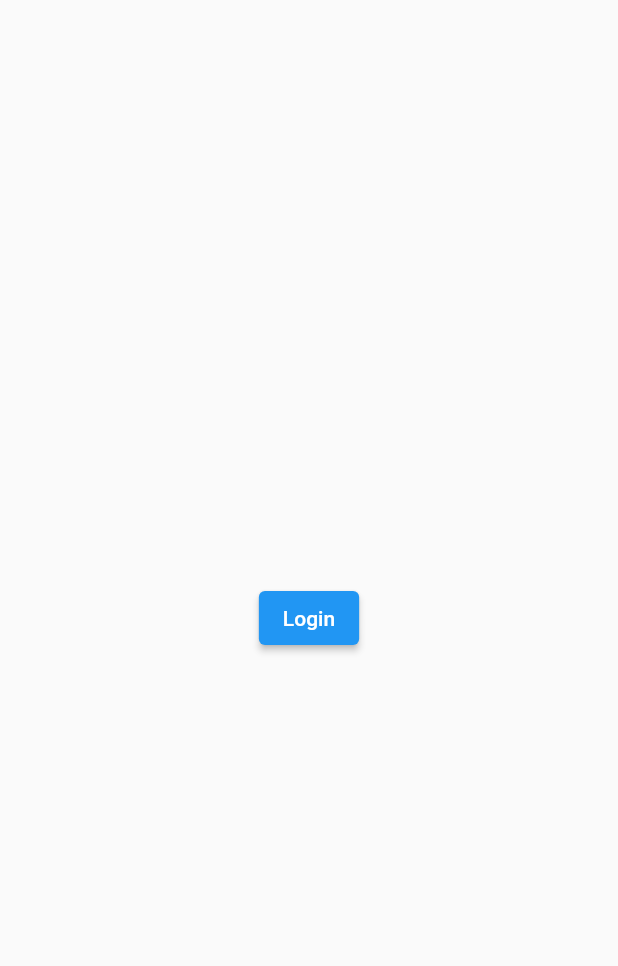
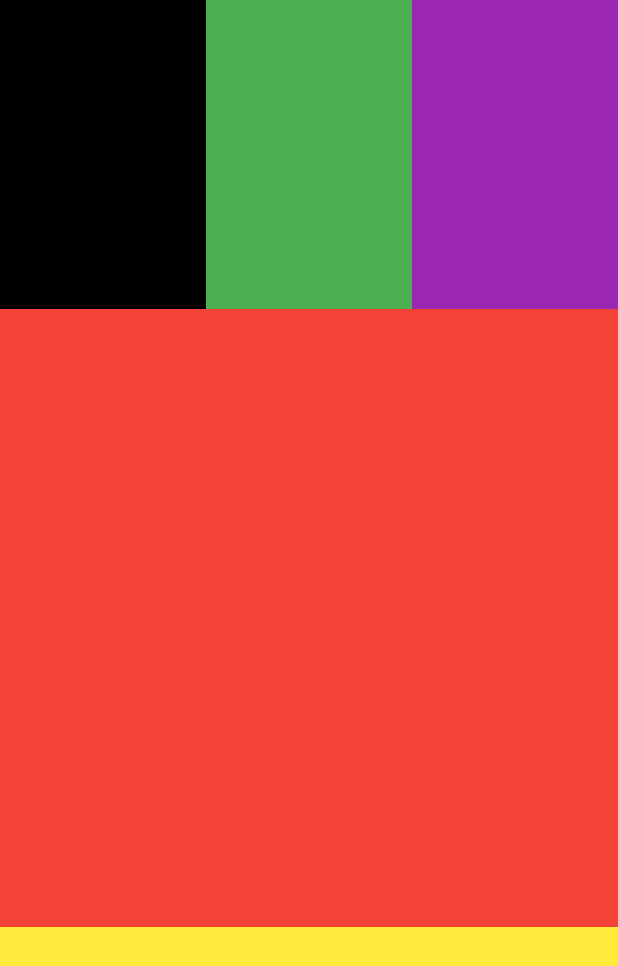
Before and after one commit to subhanassiddik/MyFlutterWidgetsLearn, a Flutter app: the screen it shows after launch, on a phone screen of 412 x 824 dp. Shown: the top 966 px of the screen. Run offline on Flutter 3.47's test engine with Material 2 defaults, Android fonts, the phone set to English and light mode, and no system bars; our stand-ins replace get.

Commit message:
responsive : flexible widget

```diff
--- /dev/null
+++ b/lib/1_must_know/3_others/2_responsive_desain/1_flexible.dart
@@ -0,0 +1,29 @@
+import 'package:flutter/material.dart';
+
+class WidgetFlexible extends StatelessWidget {
+  @override
+  Widget build(BuildContext context) {
+    return Scaffold(
+      body: Column(
+        children: <Widget>[
+          Flexible(
+            flex: 1,
+            child: Row(
+              children: [
+                mycontainer(warna: Colors.black, flex: 1),
+                mycontainer(warna: Colors.green, flex: 1),
+                mycontainer(warna: Colors.purple, flex: 1),
+              ],
+            ),
+          ),
+          mycontainer(warna: Colors.red, flex: 2),
+          mycontainer(warna: Colors.yellow, flex: 1),
+        ],
+      ),
+    );
+  }
+}
+
+Flexible mycontainer({Color warna, int flex}) {
+  return Flexible(flex: flex, child: Container(color: warna));
+}
--- a/lib/main.dart
+++ b/lib/main.dart
@@ -1,8 +1,9 @@
 import 'package:flutter/material.dart';
-import 'package:get/get.dart';
-import 'package:flutter_widget_learn/1_must_know/3_others/1_navigation/3_getX_part2/2_main_page_part2.dart';
-import 'package:flutter_widget_learn/1_must_know/3_others/1_navigation/3_getX_part2/3_second_page_part2.dart';
-import 'package:flutter_widget_learn/1_must_know/3_others/1_navigation/3_getX_part2/1_login_page_part2.dart';
+import 'package:flutter_widget_learn/1_must_know/3_others/2_responsive_desain/1_flexible.dart';
+// import 'package:get/get.dart';
+// import 'package:flutter_widget_learn/1_must_know/3_others/1_navigation/3_getX_part2/2_main_page_part2.dart';
+// import 'package:flutter_widget_learn/1_must_know/3_others/1_navigation/3_getX_part2/3_second_page_part2.dart';
+// import 'package:flutter_widget_learn/1_must_know/3_others/1_navigation/3_getX_part2/1_login_page_part2.dart';
 // import 'package:flutter_widget_learn/1_must_know/3_others/1_navigation/2_getX_part1/1_login_page.dart';
 // import 'package:flutter_widget_learn/1_must_know/3_others/1_navigation/1_multi_page/login_page.dart';
 // import 'package:flutter_widget_learn/1_must_know/2_layout/12_draggable_and_dragtarget.dart';
@@ -28,22 +29,22 @@ class MyApp extends StatelessWidget {
   // This widget is the root of your application.
   @override
   Widget build(BuildContext context) {
-    // return MaterialApp(
-    return GetMaterialApp(
-      getPages: [
-        GetPage(name: '/', page: () => LoginPagePart2()),
-        GetPage(name: '/main', page: () => MainPagePart2()),
-        GetPage(
-            name: '/second',
-            page: () => SecondPagePart2(),
-            transition: Transition.zoom),
-      ],
+    return MaterialApp(
+    // return GetMaterialApp(
+      // getPages: [
+      //   GetPage(name: '/', page: () => LoginPagePart2()),
+      //   GetPage(name: '/main', page: () => MainPagePart2()),
+      //   GetPage(
+      //       name: '/second',
+      //       page: () => SecondPagePart2(),
+      //       transition: Transition.zoom),
+      // ],
       title: 'Flutter Demo',
       debugShowCheckedModeBanner: false,
       theme: ThemeData(
         primarySwatch: Colors.blue,
       ),
-      // home:
+      home:
       // AppLifeCycleState(),
       // SplashScreen(),
       // WidgetText(),
@@ -61,6 +62,7 @@ class MyApp extends StatelessWidget {
       // LoginPage()
       // LoginPage(),
       // LoginPagePart2(),
+      WidgetFlexible(),
     );
   }
 }
```
